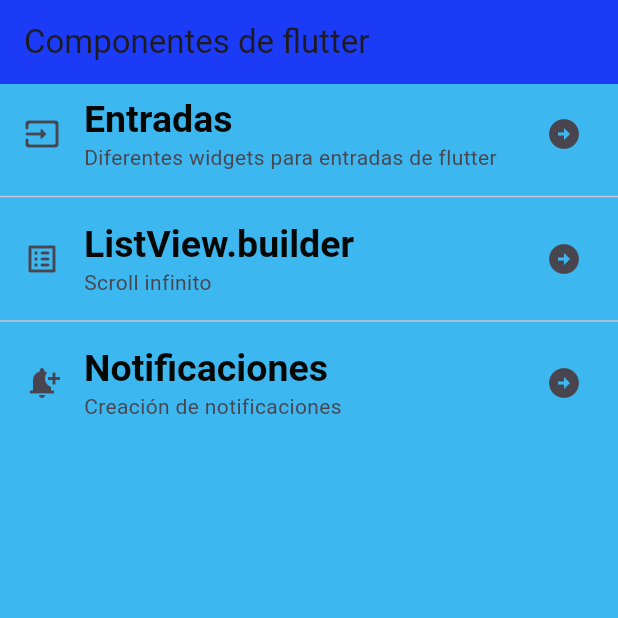
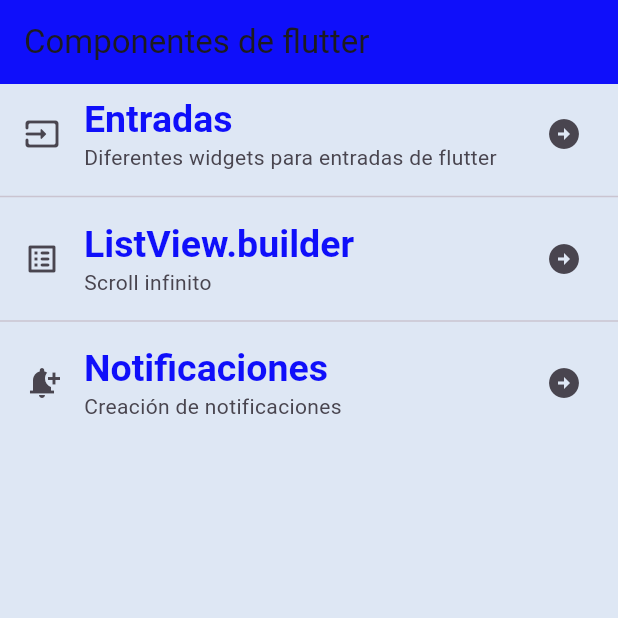
Before and after one commit to Marina-Portillo/componentes_flutter5C, a Flutter app: the screen it shows after launch, on a phone screen of 412 x 824 dp, the top half of it. Run offline on Flutter 3.47's test engine with Material 3 defaults, Android fonts, the phone set to English and light mode, and no system bars.

Commit message:
Refactoring and creating the AppTheme class

```diff
--- a/lib/main_app.dart
+++ b/lib/main_app.dart
@@ -1,5 +1,6 @@
 import 'package:flutter/material.dart';
-import 'package:practica3/home_screen.dart';
+import 'package:practica3/screens/home_screen.dart';
+import 'package:practica3/theme/app_theme.dart';
 
 
 
@@ -11,18 +12,7 @@ class MainApp extends StatelessWidget {
     return  MaterialApp(
       debugShowCheckedModeBanner: false,
       home: const HomeScreen(),
-      theme: ThemeData(
-        scaffoldBackgroundColor: const Color.fromARGB(255, 60, 183, 240),
-        appBarTheme: const AppBarTheme(color: Color.fromARGB(235, 25, 48, 247),),
-        textTheme: const TextTheme(
-          headlineLarge: TextStyle(
-            color: Color.fromARGB(255, 5, 7, 4),
-            fontSize: 25.0,
-            fontWeight: FontWeight.bold,
-            fontFamily: 'sans-serif',
-          )
-        ),
-      ),
+      theme: AppTheme.lightTheme,
     );
   }
 }
--- /dev/null
+++ b/lib/theme/app_theme.dart
@@ -0,0 +1,20 @@
+import 'package:flutter/material.dart';
+
+class AppTheme{
+  static const mainColor = Color.fromARGB(255, 15, 15, 250);
+  static const backColor = Color.fromARGB(255, 222, 231, 244);
+
+  static final ThemeData lightTheme = ThemeData.light().copyWith(
+    scaffoldBackgroundColor: backColor,
+    appBarTheme: const AppBarTheme(color: mainColor),
+    textTheme: const TextTheme(
+          headlineLarge: TextStyle(
+            color: mainColor,
+            fontSize: 25.0,
+            fontWeight: FontWeight.bold,
+            fontFamily: 'sans-serif',
+          )
+        ),
+  );
+
+}
```
Also changed, not shown: lib/screens/home_screen.dart (renamed from lib/home_screen.dart).
